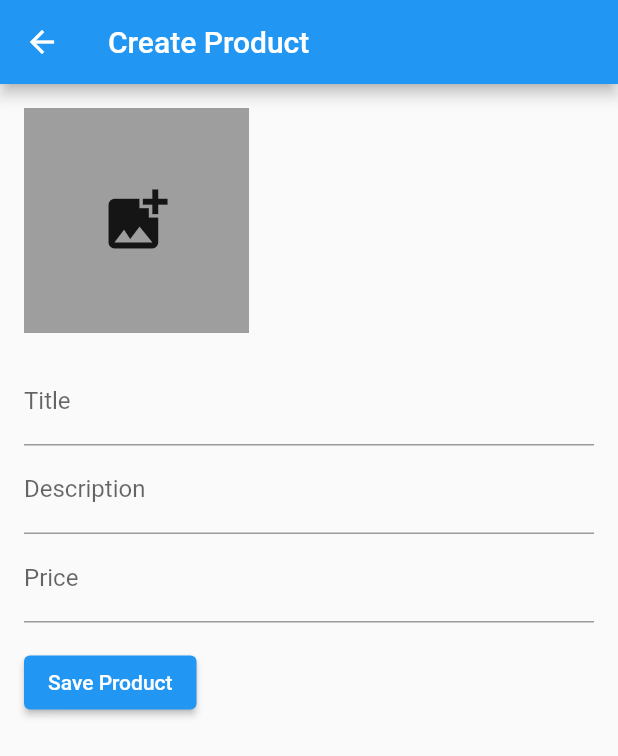
After one commit to armeum/armeum_suppliers, a Flutter app: the CreateProductScreen screen opened directly, on a phone screen of 412 x 824 dp. The commit adds this screen. Shown: the top 756 px of the screen. Run offline on Flutter 3.47's test engine with Material 2 defaults, Android fonts, the phone set to English and light mode, and no system bars; our stand-ins replace cloud_firestore, firebase_auth, firebase_core, image_picker; accounts and stored records are empty; generated files the repository leaves out were written again.

```diff
--- /dev/null
+++ b/lib/products/add_product.dart
@@ -0,0 +1,81 @@
+import 'dart:io';
+import 'package:flutter/material.dart';
+import 'package:image_picker/image_picker.dart';
+
+class CreateProductScreen extends StatefulWidget {
+  @override
+  _CreateProductScreenState createState() => _CreateProductScreenState();
+}
+
+class _CreateProductScreenState extends State<CreateProductScreen> {
+  File? _imageFile;
+  final picker = ImagePicker();
+  TextEditingController _titleController = TextEditingController();
+  TextEditingController _descriptionController = TextEditingController();
+  TextEditingController _priceController = TextEditingController();
+
+  Future<void> getImage() async {
+    final pickedFile = await picker.pickImage(source: ImageSource.gallery);
+
+    setState(() {
+      if (pickedFile != null) {
+        _imageFile = File(pickedFile.path);
+      } else {
+        print('No image selected.');
+      }
+    });
+  }
+
+  @override
+  Widget build(BuildContext context) {
+    return Scaffold(
+      appBar: AppBar(
+        title: Text('Create Product'),
+      ),
+      body: Padding(
+        padding: EdgeInsets.all(16.0),
+        child: Column(
+          crossAxisAlignment: CrossAxisAlignment.start,
+          children: [
+            GestureDetector(
+              onTap: getImage,
+              child: _imageFile != null
+                  ? Image.file(
+                _imageFile!, // Use null-aware operator (!) to assert non-nullability
+                width: 150,
+                height: 150,
+                fit: BoxFit.cover,
+              )
+                  : Container(
+                width: 150,
+                height: 150,
+                color: Colors.grey,
+                child: Icon(Icons.add_photo_alternate, size: 50),
+              ),
+            ),
+            SizedBox(height: 16.0),
+            TextField(
+              controller: _titleController,
+              decoration: InputDecoration(labelText: 'Title'),
+            ),
+            TextField(
+              controller: _descriptionController,
+              decoration: InputDecoration(labelText: 'Description'),
+            ),
+            TextField(
+              controller: _priceController,
+              decoration: InputDecoration(labelText: 'Price'),
+            ),
+            SizedBox(height: 16.0),
+            ElevatedButton(
+              onPressed: () {
+                // Implement logic to save product data
+              },
+              child: Text('Save Product'),
+            ),
+          ],
+        ),
+      ),
+    );
+  }
+}
--- a/pubspec.yaml
+++ b/pubspec.yaml
@@ -35,6 +35,10 @@ dependencies:
   # The following adds the Cupertino Icons font to your application.
   # Use with the CupertinoIcons class for iOS style icons.
   cupertino_icons: ^1.0.2
+  firebase_core: ^2.24.2
+  firebase_auth: ^4.16.0
+  image_picker: ^1.0.4
+  cloud_firestore: ^4.14.0
 
 dev_dependencies:
   flutter_test:
```
Also changed, not shown: lib/authentication/login.dart (added, +54 -0 lines), lib/authentication/signup.dart (added, +86 -0 lines), lib/home_screen.dart (added, +96 -0 lines), lib/main.dart (+11 -99 lines), pubspec.lock, 6 other files.
